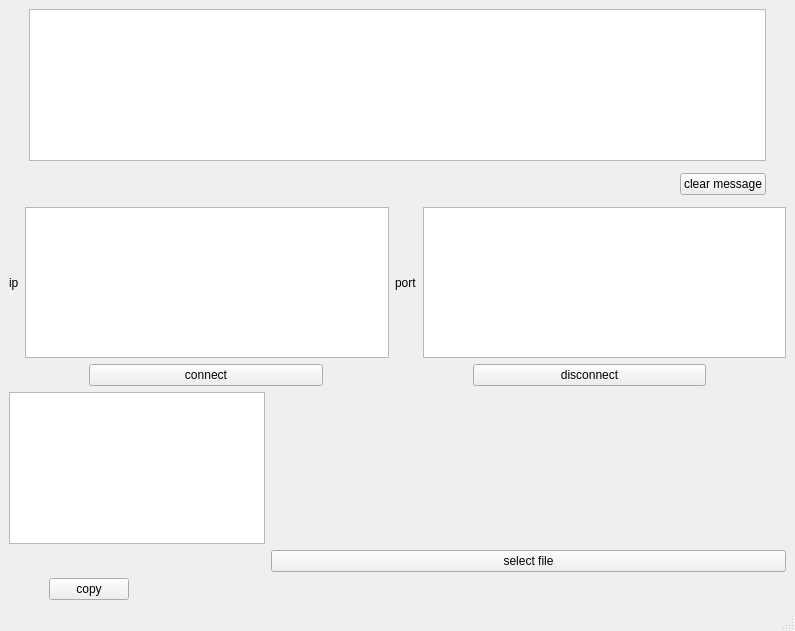
Qt form qt-file-transfer/client/client.ui (shadow-wd/Qt-file-transfer) before a commit.
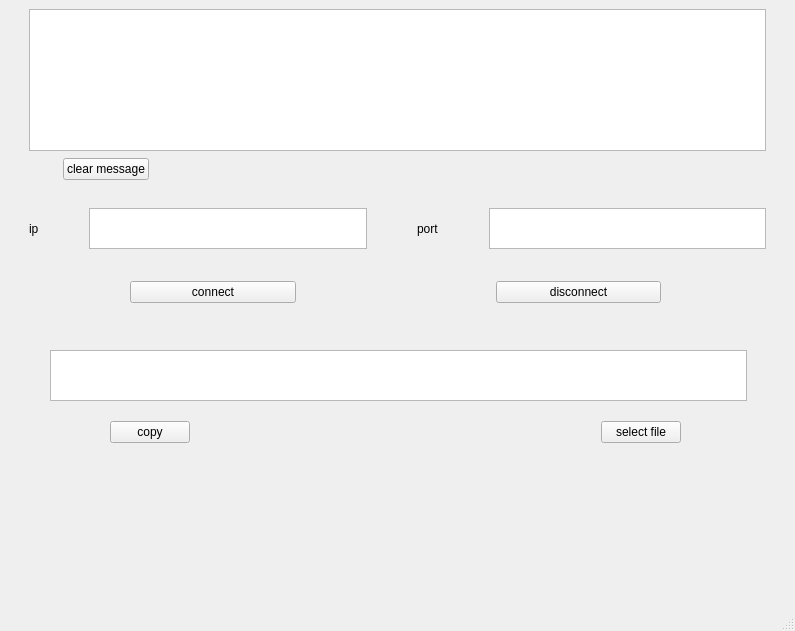
The same form after that commit.

Commit message: add local ip addr ,fixed an issue where the client could not detect the server disconnection.

```diff
--- a/qt-file-transfer/client/client.ui
+++ b/qt-file-transfer/client/client.ui
@@ -20,9 +20,16 @@
    <string>Qtclient</string>
   </property>
   <widget class="QWidget" name="centralwidget">
-   <layout class="QFormLayout" name="formLayout">
-    <item row="0" column="0" colspan="2">
-     <layout class="QHBoxLayout" name="horizontalLayout_3">
+   <widget class="QWidget" name="">
+    <property name="geometry">
+     <rect>
+      <x>9</x>
+      <y>9</y>
+      <width>777</width>
+      <height>142</height>
+     </rect>
+    </property>
+    <layout class="QHBoxLayout" name="horizontalLayout">
       <item>
        <spacer name="horizontalSpacer_4">
         <property name="orientation">
@@ -59,21 +66,16 @@
        </spacer>
       </item>
      </layout>
-    </item>
-    <item row="2" column="0" colspan="2">
-     <spacer name="verticalSpacer_4">
-      <property name="orientation">
-       <enum>Qt::Vertical</enum>
-      </property>
-      <property name="sizeHint" stdset="0">
-       <size>
-        <width>774</width>
-        <height>13</height>
-       </size>
-      </property>
-     </spacer>
-    </item>
-    <item row="4" column="0" colspan="2">
+   </widget>
+   <widget class="QWidget" name="">
+    <property name="geometry">
+     <rect>
+      <x>9</x>
+      <y>157</y>
+      <width>160</width>
+      <height>25</height>
+     </rect>
+    </property>
      <layout class="QHBoxLayout" name="horizontalLayout_4">
       <item>
        <spacer name="horizontalSpacer">
@@ -112,22 +114,32 @@
        </spacer>
       </item>
      </layout>
-    </item>
-    <item row="6" column="0">
-     <spacer name="verticalSpacer_3">
-      <property name="orientation">
-       <enum>Qt::Vertical</enum>
-      </property>
-      <property name="sizeHint" stdset="0">
-       <size>
-        <width>20</width>
-        <height>25</height>
-       </size>
-      </property>
-     </spacer>
-    </item>
-    <item row="7" column="0" colspan="2">
+   </widget>
+   <widget class="QWidget" name="">
+    <property name="geometry">
+     <rect>
+      <x>9</x>
+      <y>188</y>
+      <width>777</width>
+      <height>81</height>
+     </rect>
+    </property>
      <layout class="QHBoxLayout" name="horizontalLayout_2">
+     <property name="spacing">
+      <number>50</number>
+     </property>
+     <property name="leftMargin">
+      <number>20</number>
+     </property>
+     <property name="topMargin">
+      <number>20</number>
+     </property>
+     <property name="rightMargin">
+      <number>20</number>
+     </property>
+     <property name="bottomMargin">
+      <number>20</number>
+     </property>
       <item>
        <widget class="QLabel" name="label_2">
         <property name="text">
@@ -153,17 +165,25 @@
        <widget class="QTextBrowser" name="portnumber"/>
       </item>
      </layout>
-    </item>
-    <item row="9" column="0" colspan="2">
+   </widget>
+   <widget class="QWidget" name="">
+    <property name="geometry">
+     <rect>
+      <x>10</x>
+      <y>280</y>
+      <width>771</width>
+      <height>25</height>
+     </rect>
+    </property>
      <layout class="QHBoxLayout" name="horizontalLayout_6">
       <property name="spacing">
-       <number>150</number>
+      <number>200</number>
       </property>
       <property name="leftMargin">
-       <number>80</number>
+      <number>120</number>
       </property>
       <property name="rightMargin">
-       <number>80</number>
+      <number>120</number>
       </property>
       <item>
        <widget class="QPushButton" name="connect">
@@ -180,49 +200,74 @@
        </widget>
       </item>
      </layout>
-    </item>
-    <item row="11" column="0">
+   </widget>
+   <widget class="QWidget" name="">
+    <property name="geometry">
+     <rect>
+      <x>10</x>
+      <y>350</y>
+      <width>777</width>
+      <height>51</height>
+     </rect>
+    </property>
+    <layout class="QHBoxLayout" name="horizontalLayout_3">
+     <item>
+      <spacer name="horizontalSpacer_7">
+       <property name="orientation">
+        <enum>Qt::Horizontal</enum>
+       </property>
+       <property name="sizeType">
+        <enum>QSizePolicy::Fixed</enum>
+       </property>
+       <property name="sizeHint" stdset="0">
+        <size>
+         <width>40</width>
+         <height>20</height>
+        </size>
+       </property>
+      </spacer>
+     </item>
+     <item>
      <widget class="QTextBrowser" name="sourcefilepathdisplay">
       <property name="enabled">
        <bool>true</bool>
       </property>
      </widget>
     </item>
-    <item row="11" column="1">
-     <spacer name="verticalSpacer_2">
+     <item>
+      <spacer name="horizontalSpacer_8">
       <property name="orientation">
-       <enum>Qt::Vertical</enum>
+        <enum>Qt::Horizontal</enum>
+       </property>
+       <property name="sizeType">
+        <enum>QSizePolicy::Fixed</enum>
       </property>
       <property name="sizeHint" stdset="0">
        <size>
-        <width>20</width>
-        <height>25</height>
+         <width>40</width>
+         <height>20</height>
        </size>
       </property>
      </spacer>
     </item>
-    <item row="13" column="1">
-     <widget class="QPushButton" name="selectFile">
-      <property name="text">
-       <string>select file</string>
-      </property>
-     </widget>
-    </item>
-    <item row="14" column="0">
+    </layout>
+   </widget>
+   <widget class="QWidget" name="">
+    <property name="geometry">
+     <rect>
+      <x>10</x>
+      <y>420</y>
+      <width>771</width>
+      <height>25</height>
+     </rect>
+    </property>
      <layout class="QHBoxLayout" name="horizontalLayout_5">
-      <item>
-       <spacer name="horizontalSpacer_5">
-        <property name="orientation">
-         <enum>Qt::Horizontal</enum>
-        </property>
-        <property name="sizeHint" stdset="0">
-         <size>
-          <width>40</width>
-          <height>20</height>
-         </size>
-        </property>
-       </spacer>
-      </item>
+     <property name="leftMargin">
+      <number>100</number>
+     </property>
+     <property name="rightMargin">
+      <number>100</number>
+     </property>
       <item>
        <widget class="QPushButton" name="copybutton">
         <property name="text">
@@ -243,22 +288,15 @@
         </property>
        </spacer>
       </item>
-     </layout>
-    </item>
-    <item row="14" column="1">
-     <spacer name="verticalSpacer">
-      <property name="orientation">
-       <enum>Qt::Vertical</enum>
-      </property>
-      <property name="sizeHint" stdset="0">
-       <size>
-        <width>20</width>
-        <height>25</height>
-       </size>
-      </property>
-     </spacer>
-    </item>
-   </layout>
+     <item>
+      <widget class="QPushButton" name="selectFile">
+       <property name="text">
+        <string>select file</string>
+       </property>
+      </widget>
+     </item>
+    </layout>
+   </widget>
   </widget>
   <widget class="QMenuBar" name="menubar">
    <property name="geometry">
```
Lines whose indentation alone changed are shown as unchanged. The commit also changes 4 other files.
